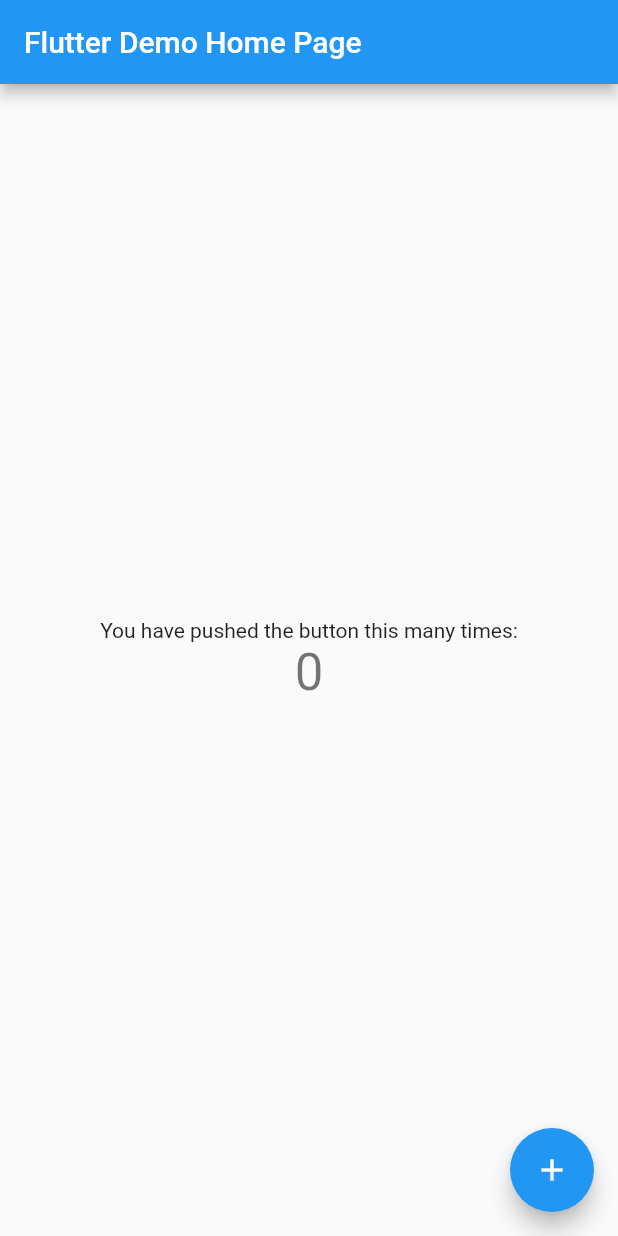
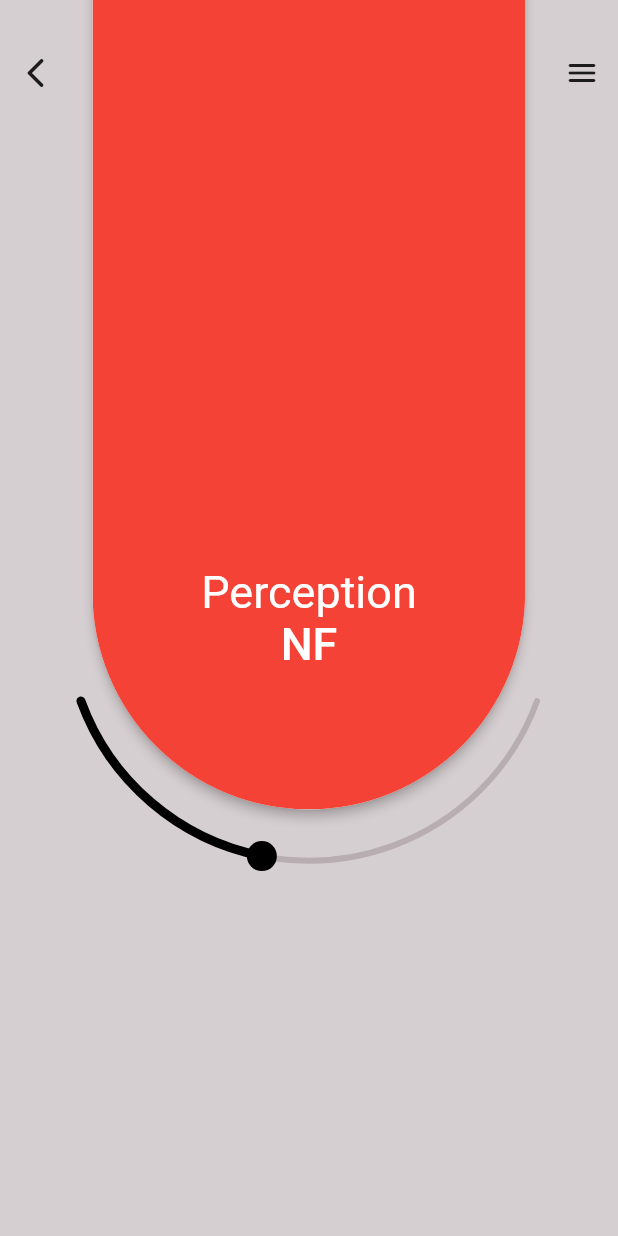
Before and after one commit to blackmonk13/appo, a Flutter app: the screen it shows after launch, on a phone screen of 412 x 824 dp. Run offline on Flutter 3.47's test engine with Material 2 defaults, Android fonts, the phone set to English and light mode, and no system bars; drawn by our look-alikes of sleek_circular_slider; our stand-ins replace flutter_riverpod.

Commit message:
basic layout

```diff
--- /dev/null
+++ b/lib/constants.dart
@@ -0,0 +1,6 @@
+
+import 'package:flutter/material.dart';
+
+final Color lavender = Color.fromRGBO(214, 207, 210, 1);
+
+final Color lightGray = Color.fromRGBO(184, 173, 176, 1);
--- a/lib/main.dart
+++ b/lib/main.dart
@@ -1,7 +1,13 @@
+import 'package:appo/pages/mplayer.dart';
 import 'package:flutter/material.dart';
+import 'package:flutter_riverpod/flutter_riverpod.dart';
 
 void main() {
-  runApp(MyApp());
+  runApp(
+    ProviderScope(
+      child: MyApp(),
+    ),
+  );
 }
 
 class MyApp extends StatelessWidget {
@@ -22,13 +28,13 @@
         // is not restarted.
         primarySwatch: Colors.blue,
       ),
-      home: MyHomePage(title: 'Flutter Demo Home Page'),
+      home: APlayer(),
     );
   }
 }
 
 class MyHomePage extends StatefulWidget {
-  MyHomePage({Key key, this.title}) : super(key: key);
+  MyHomePage({Key? key, this.title}) : super(key: key);
 
   // This widget is the home page of your application. It is stateful, meaning
   // that it has a State object (defined below) that contains fields that affect
@@ -39,7 +45,7 @@
   // used by the build method of the State. Fields in a Widget subclass are
   // always marked "final".
 
-  final String title;
+  final String? title;
 
   @override
   _MyHomePageState createState() => _MyHomePageState();
@@ -71,7 +77,7 @@
       appBar: AppBar(
         // Here we take the value from the MyHomePage object that was created by
         // the App.build method, and use it to set our appbar title.
-        title: Text(widget.title),
+        title: Text(widget.title!),
       ),
       body: Center(
         // Center is a layout widget. It takes a single child and positions it
--- /dev/null
+++ b/lib/pages/mplayer.dart
@@ -0,0 +1,115 @@
+import 'package:appo/constants.dart';
+import 'package:appo/providers/common.dart';
+import 'package:flutter/material.dart';
+import 'package:flutter_riverpod/flutter_riverpod.dart';
+import 'package:sleek_circular_slider/sleek_circular_slider.dart';
+
+class APlayer extends ConsumerWidget {
+  const APlayer({Key? key}) : super(key: key);
+
+  @override
+  Widget build(BuildContext context, ScopedReader watch) {
+    final timePassed = watch(timeProvider);
+    return Scaffold(
+      backgroundColor: lavender,
+      body: Stack(
+        alignment: AlignmentDirectional.centerStart,
+        clipBehavior: Clip.none,
+        children: [
+          Positioned(
+            top: MediaQuery.of(context).size.height * -.1,
+            left: MediaQuery.of(context).size.width * .14,
+            child: Card(
+              elevation: 3,
+              shape: RoundedRectangleBorder(
+                borderRadius: BorderRadius.only(
+                  bottomLeft: Radius.circular(300),
+                  bottomRight: Radius.circular(300),
+                ),
+              ),
+              clipBehavior: Clip.antiAlias,
+              child: Container(
+                color: Colors.red,
+                width: MediaQuery.of(context).size.width * .7,
+                height: MediaQuery.of(context).size.height * .75,
+              ),
+            ),
+          ),
+          Positioned(
+            top: MediaQuery.of(context).size.height * .03,
+            child: IconButton(
+              icon: Icon(Icons.arrow_back_ios_rounded),
+              onPressed: () {},
+            ),
+          ),
+          Positioned(
+            top: MediaQuery.of(context).size.height * .03,
+            right: 0,
+            child: IconButton(
+              icon: Icon(Icons.menu_rounded),
+              onPressed: () {},
+            ),
+          ),
+          Positioned(
+            top: MediaQuery.of(context).size.height * .3,
+            left: MediaQuery.of(context).size.width * .1,
+            child: SleekCircularSlider(
+              min: 0,
+              max: 100,
+              initialValue: 42,
+              appearance: CircularSliderAppearance(
+                startAngle: 160,
+                angleRange: 140,
+                counterClockwise: true,
+                size: MediaQuery.of(context).size.width * .8,
+                customWidths: CustomSliderWidths(
+                  trackWidth: 4,
+                  progressBarWidth: 6,
+                  handlerSize: 10,
+                ),
+                customColors: CustomSliderColors(
+                  progressBarColor: Colors.black,
+                  trackColor: lightGray,
+                  dotColor: Colors.black,
+                ),
+                infoProperties: InfoProperties(
+                  topLabelStyle: TextStyle(
+                      color: Colors.white,
+                      fontSize: 30.00,
+                      fontWeight: FontWeight.w400),
+                  topLabelText: 'Perception',
+                  bottomLabelStyle: TextStyle(
+                      color: Colors.white,
+                      fontSize: 16,
+                      fontWeight: FontWeight.w400),
+                  bottomLabelText: timePassed.state != null ? printDuration(Duration(seconds: timePassed.state!.toInt())) : null,
+                  mainLabelStyle: TextStyle(
+                      color: Colors.white,
+                      fontSize: 30.0,
+                      fontWeight: FontWeight.w500),
+                  modifier: (double value) {
+                    final time =
+                        printDuration(Duration(seconds: value.toInt()));
+                    return 'NF';
+                  },
+                ),
+              ),
+              onChange: (double value) => {timePassed.state = value},
+            ),
+          ),
+        ],
+      ),
+    );
+  }
+}
+
+String printDuration(Duration duration) {
+  String twoDigits(int n) {
+    if (n >= 10) return "$n";
+    return "0$n";
+  }
+
+  String twoDigitMinutes = twoDigits(duration.inMinutes.remainder(60));
+  String twoDigitSeconds = twoDigits(duration.inSeconds.remainder(60));
+  return "${twoDigits(duration.inHours)}:$twoDigitMinutes:$twoDigitSeconds";
+}
--- /dev/null
+++ b/lib/providers/common.dart
@@ -0,0 +1,5 @@
+import 'package:flutter_riverpod/flutter_riverpod.dart';
+
+final timeProvider = StateProvider<double?>((ref) {
+    return null;
+});
```
Also changed, not shown: pubspec.yaml (+9 -2 lines), pubspec.lock, 1 other file.
